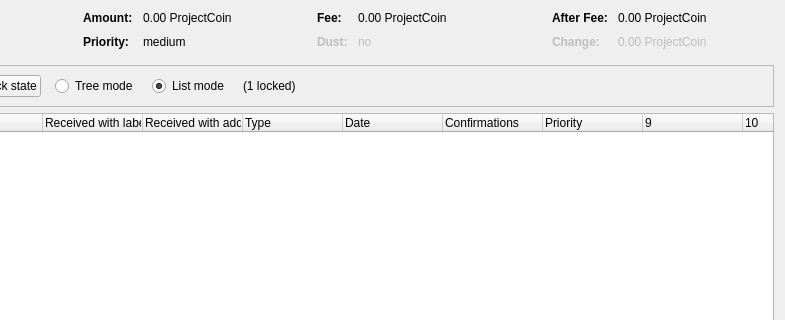
The window that src/qt/forms/coincontroldialog.ui (nscoins/nscoincore) describes before a commit, drawn with Qt 5; both pictures show x 169 to 954 and y 0 to 320 of the 954 by 500 pixel window.
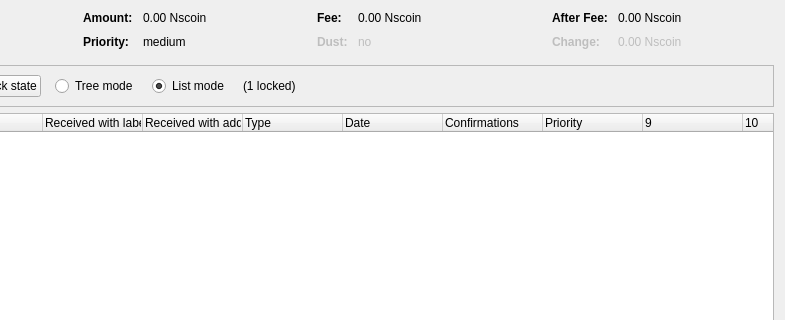
The same window after the commit. Custom widgets are drawn as their Qt base class.

The edit to the form file:
```diff
--- a/src/qt/forms/coincontroldialog.ui
+++ b/src/qt/forms/coincontroldialog.ui
@@ -132,7 +132,7 @@
           <enum>Qt::ActionsContextMenu</enum>
          </property>
          <property name="text">
-          <string notr="true">0.00 ProjectCoin</string>
+          <string notr="true">0.00 Nscoin</string>
          </property>
          <property name="textInteractionFlags">
           <set>Qt::LinksAccessibleByMouse|Qt::TextSelectableByKeyboard|Qt::TextSelectableByMouse</set>
@@ -206,7 +206,7 @@
           <enum>Qt::ActionsContextMenu</enum>
          </property>
          <property name="text">
-          <string notr="true">0.00 ProjectCoin</string>
+          <string notr="true">0.00 Nscoin</string>
          </property>
          <property name="textInteractionFlags">
           <set>Qt::LinksAccessibleByMouse|Qt::TextSelectableByKeyboard|Qt::TextSelectableByMouse</set>
@@ -286,7 +286,7 @@
           <enum>Qt::ActionsContextMenu</enum>
          </property>
          <property name="text">
-          <string notr="true">0.00 ProjectCoin</string>
+          <string notr="true">0.00 Nscoin</string>
          </property>
          <property name="textInteractionFlags">
           <set>Qt::LinksAccessibleByMouse|Qt::TextSelectableByKeyboard|Qt::TextSelectableByMouse</set>
@@ -321,7 +321,7 @@
           <enum>Qt::ActionsContextMenu</enum>
          </property>
          <property name="text">
-          <string notr="true">0.00 ProjectCoin</string>
+          <string notr="true">0.00 Nscoin</string>
          </property>
          <property name="textInteractionFlags">
           <set>Qt::LinksAccessibleByMouse|Qt::TextSelectableByKeyboard|Qt::TextSelectableByMouse</set>
```
